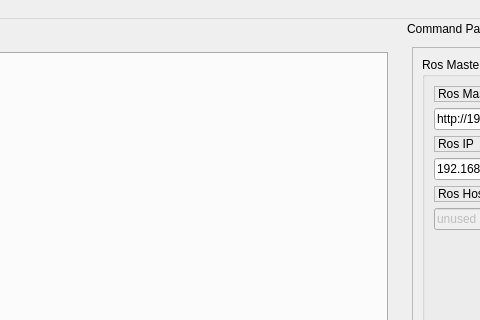
Before: the Qt Designer form pap_gui/ui/main_window.ui in JohanVer/PAP2015, drawn with Qt 5; both pictures show x 750 to 1230 and y 0 to 320 of the 1478 by 704 pixel window.
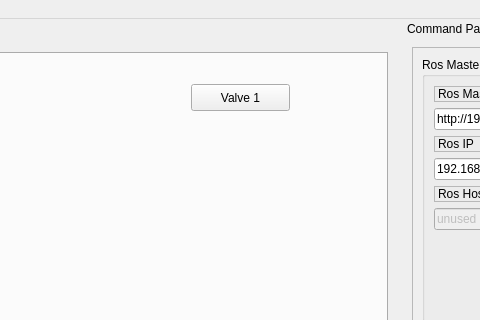
After: the same form once the commit is applied. Icons and pictures are not drawn.

Commit message: added relais button

What changed in the file:
```diff
--- a/pap_gui/ui/main_window.ui
+++ b/pap_gui/ui/main_window.ui
@@ -568,6 +568,19 @@
          </item>
         </layout>
        </widget>
+       <widget class="QPushButton" name="valve1Button">
+        <property name="geometry">
+         <rect>
+          <x>930</x>
+          <y>30</y>
+          <width>99</width>
+          <height>27</height>
+         </rect>
+        </property>
+        <property name="text">
+         <string>Valve 1</string>
+        </property>
+       </widget>
       </widget>
      </widget>
     </item>
```
The commit also changes 5 other files.
